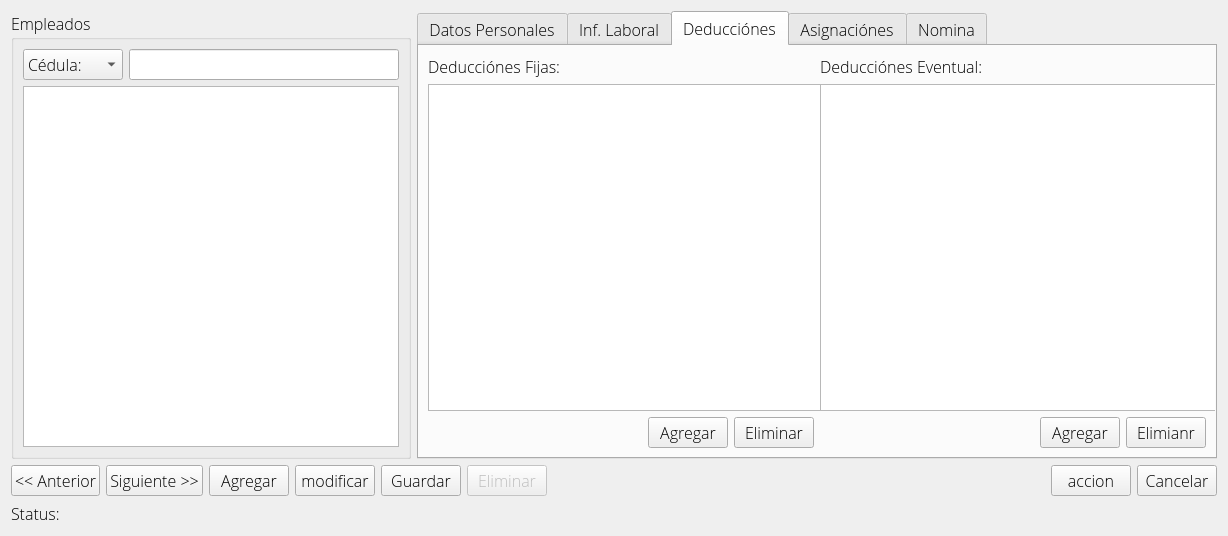
kendryfbo/sistema-nomina, file empleadowidget.ui: the form before one commit.
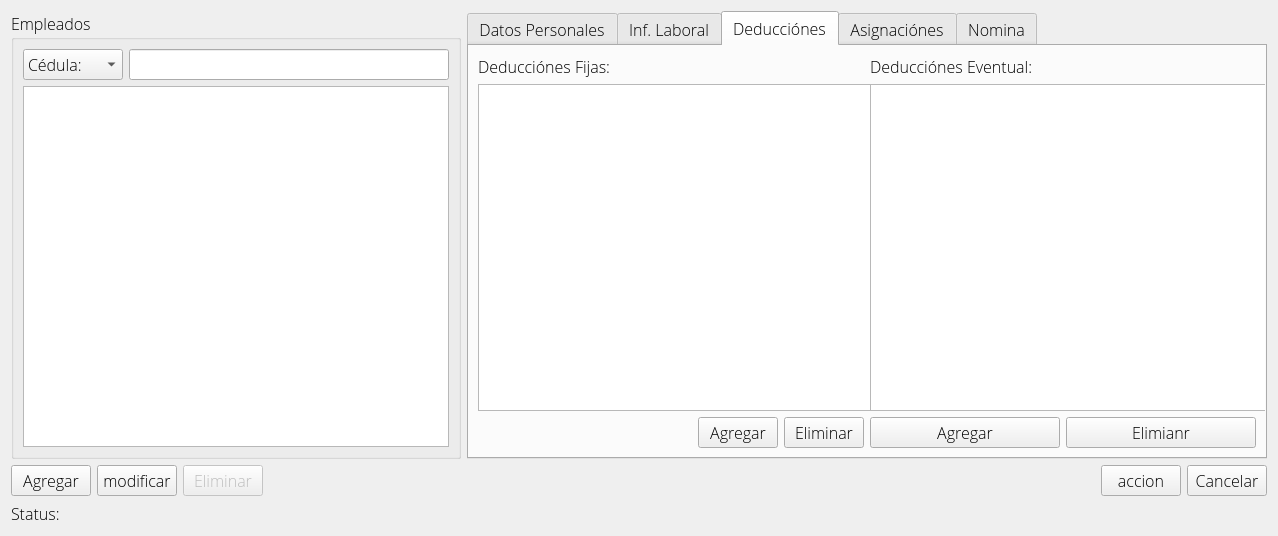
The form after the commit. The open tabs and pages were chosen to show the change.

Diff of the .ui file:
```diff
--- a/empleadowidget.ui
+++ b/empleadowidget.ui
@@ -9,7 +9,7 @@
    <rect>
     <x>0</x>
     <y>0</y>
-    <width>1224</width>
+    <width>1274</width>
     <height>492</height>
    </rect>
   </property>
@@ -27,7 +27,7 @@
     <widget class="QGroupBox" name="groupBox">
      <property name="minimumSize">
       <size>
-       <width>400</width>
+       <width>450</width>
        <height>0</height>
       </size>
      </property>
@@ -87,6 +87,12 @@
         </item>
         <item>
          <widget class="QTableView" name="empleadoTableView">
+          <property name="minimumSize">
+           <size>
+            <width>0</width>
+            <height>0</height>
+           </size>
+          </property>
           <property name="editTriggers">
            <set>QAbstractItemView::NoEditTriggers</set>
           </property>
@@ -667,8 +673,6 @@
       </attribute>
       <layout class="QGridLayout" name="gridLayout_7">
        <item row="0" column="0">
-        <layout class="QHBoxLayout" name="horizontalLayout_9">
-         <item>
           <layout class="QVBoxLayout" name="verticalLayout_2">
            <item>
             <widget class="QLabel" name="label_27">
@@ -744,10 +748,10 @@
            </item>
           </layout>
          </item>
+       <item row="0" column="1">
+        <layout class="QVBoxLayout" name="verticalLayout_23">
          <item>
-          <layout class="QVBoxLayout" name="verticalLayout_3">
-           <item>
-            <widget class="QLabel" name="label_28">
+          <widget class="QLabel" name="deduccEventLabel">
              <property name="text">
               <string>Deducciónes Eventual:</string>
              </property>
@@ -783,19 +787,6 @@
            </item>
            <item>
             <layout class="QHBoxLayout" name="horizontalLayout_6">
-             <item>
-              <spacer name="horizontalSpacer_7">
-               <property name="orientation">
-                <enum>Qt::Horizontal</enum>
-               </property>
-               <property name="sizeHint" stdset="0">
-                <size>
-                 <width>40</width>
-                 <height>20</height>
-                </size>
-               </property>
-              </spacer>
-             </item>
              <item>
               <widget class="QPushButton" name="agrDeduccEvenPushButton">
                <property name="text">
@@ -815,8 +806,6 @@
           </layout>
          </item>
         </layout>
-       </item>
-      </layout>
      </widget>
      <widget class="QWidget" name="asingnTab">
       <attribute name="title">
@@ -1034,20 +1023,6 @@
    </item>
    <item row="1" column="0" colspan="2">
     <layout class="QHBoxLayout" name="horizontalLayout_2">
-     <item>
-      <widget class="QPushButton" name="AnteriorPushButton">
-       <property name="text">
-        <string>&lt;&lt; Anterior</string>
-       </property>
-      </widget>
-     </item>
-     <item>
-      <widget class="QPushButton" name="siguientePushButton">
-       <property name="text">
-        <string>Siguiente &gt;&gt;</string>
-       </property>
-      </widget>
-     </item>
      <item>
       <widget class="QPushButton" name="agregarPushButton">
        <property name="text">
@@ -1062,13 +1037,6 @@
        </property>
       </widget>
      </item>
-     <item>
-      <widget class="QPushButton" name="guardarPushButton">
-       <property name="text">
-        <string>Guardar</string>
-       </property>
-      </widget>
-     </item>
      <item>
       <widget class="QPushButton" name="eliminarPushButton">
        <property name="enabled">
```
Left out of the diff: 79 changed lines with no effect on the pictures. Lines whose indentation alone changed are shown as unchanged.
